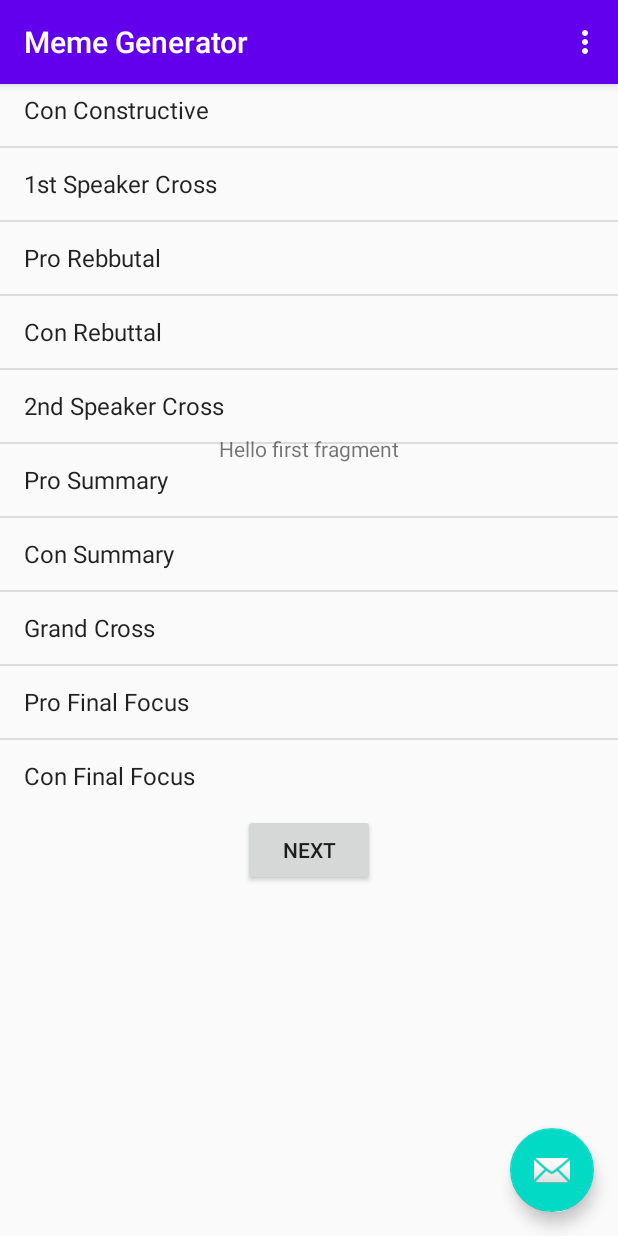
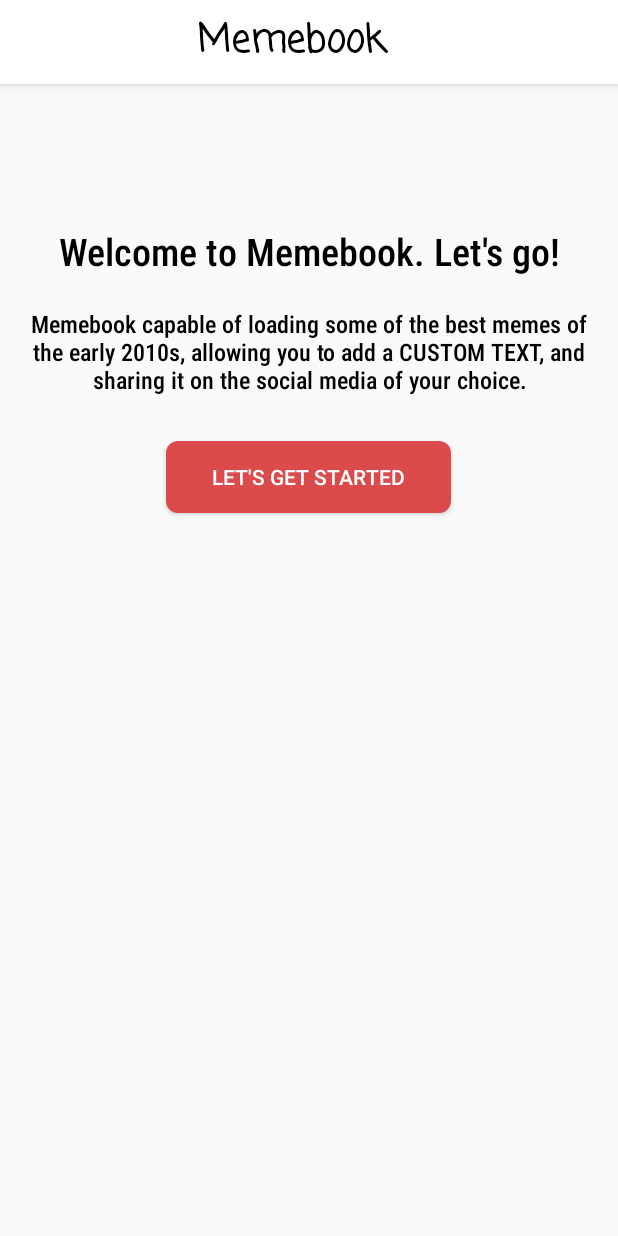
Before and after one commit to keerthanmahesh/Memebook, an Android app: the screen it shows after launch (MainActivity), on a phone screen of 412 x 824 dp. Run offline under Robolectric (Android 15) with nearby library versions, the phone set to English and light mode, and no system bars.

Commit message:
added landing page

```diff
--- a/app/src/main/java/com/example/memegenerator/MainActivity.java
+++ b/app/src/main/java/com/example/memegenerator/MainActivity.java
@@ -1,7 +1,9 @@
 package com.example.memegenerator;
+import android.content.Intent;
 import android.os.Build;
 import android.os.Bundle;
 
+import com.example.memegenerator.APIResponse.MainResponse;
 import com.google.android.material.floatingactionbutton.FloatingActionButton;
 import com.google.android.material.snackbar.Snackbar;
 
@@ -13,17 +15,10 @@ import android.util.Log;
 import android.view.View;
 import android.view.Menu;
 import android.view.MenuItem;
-import android.widget.ListView;
-
-import java.io.IOException;
-import java.util.Objects;
-
-import okhttp3.HttpUrl;
-import okhttp3.OkHttpClient;
+import android.widget.Button;
 
 public class MainActivity extends AppCompatActivity {
 
-    int pageNumber = 1;
     private static final String TAG = "MainActivity";
 
     @Override
@@ -33,19 +28,15 @@ public class MainActivity extends AppCompatActivity {
         setContentView(R.layout.activity_main);
         Toolbar toolbar = findViewById(R.id.toolbar);
         setSupportActionBar(toolbar);
-        // AndroidNetworking.initialize(getApplicationContext());
 
-
-        FloatingActionButton fab = findViewById(R.id.fab);
-        fab.setOnClickListener(new View.OnClickListener() {
+        Button button = findViewById(R.id.button);
+        button.setOnClickListener(new View.OnClickListener() {
             @Override
             public void onClick(View view) {
-                Snackbar.make(view, "Replace with your own action", Snackbar.LENGTH_LONG)
-                        .setAction("Action", null).show();
+                Intent intent = new Intent(MainActivity.this, MemesDisplayActivity.class);
+                startActivity(intent);
             }
         });
-
-        ListView listview = (ListView) findViewById(R.id.listView1);
     }
 
     @Override
@@ -69,21 +60,4 @@ public class MainActivity extends AppCompatActivity {
 
         return super.onOptionsItemSelected(item);
     }
-
-    @RequiresApi(api = Build.VERSION_CODES.KITKAT)
-    public String getContents() {
-        Log.i(TAG, "Entered get contents function");
-        OkHttpClient client = new OkHttpClient();
-        HttpUrl.Builder urlBuilder = Objects.requireNonNull(HttpUrl.parse("http://alpha-meme-maker.herokuapp.com/" + pageNumber)).newBuilder();
-        String url = urlBuilder.build().toString();
-
-        try {
-            String response = APICall.GET(client, url);
-            return response;
-        } catch (IOException e) {
-            e.printStackTrace();
-        }
-
-        return null;
-    }
 }
--- /dev/null
+++ b/app/src/main/res/drawable/roundedbutton.xml
@@ -0,0 +1,9 @@
+<?xml version="1.0" encoding="utf-8"?>
+<shape xmlns:android="http://schemas.android.com/apk/res/android"
+    android:shape="rectangle">
+    <solid android:color="@color/red" />
+    <corners android:bottomRightRadius="8dp"
+        android:bottomLeftRadius="8dp"
+        android:topRightRadius="8dp"
+        android:topLeftRadius="8dp" />
+</shape>
--- a/app/src/main/res/layout/activity_main.xml
+++ b/app/src/main/res/layout/activity_main.xml
@@ -1,5 +1,6 @@
 <?xml version="1.0" encoding="utf-8"?>
-<androidx.coordinatorlayout.widget.CoordinatorLayout xmlns:android="http://schemas.android.com/apk/res/android"
+<RelativeLayout
+    xmlns:android="http://schemas.android.com/apk/res/android"
     xmlns:app="http://schemas.android.com/apk/res-auto"
     xmlns:tools="http://schemas.android.com/tools"
     android:layout_width="match_parent"
@@ -15,28 +16,63 @@
             android:id="@+id/toolbar"
             android:layout_width="match_parent"
             android:layout_height="?attr/actionBarSize"
-            android:background="?attr/colorPrimary"
-            app:popupTheme="@style/AppTheme.PopupOverlay" />
+            android:background="@color/white"
+            app:popupTheme="@style/AppTheme.PopupOverlay"
+            android:gravity="center" >
+
+            <TextView
+                android:id="@+id/toolbar_title"
+                android:layout_width="match_parent"
+                android:layout_height="match_parent"
+                android:text="@string/app_name"
+                android:textColor="@color/black"
+                android:textAlignment="center"
+                android:gravity="center"
+                android:textSize="25sp"
+                android:textStyle="bold"
+                android:fontFamily="casual" />
+
+        </androidx.appcompat.widget.Toolbar>
 
     </com.google.android.material.appbar.AppBarLayout>
 
-    <include layout="@layout/content_main" />
-
-    <ListView
-        android:id="@+id/listView1"
+    <TextView
+        android:id="@+id/intro_textView"
         android:layout_width="match_parent"
         android:layout_height="wrap_content"
-        android:layout_alignParentLeft="true"
-        android:layout_alignParentTop="true"
-        android:entries="@array/sections" >
-    </ListView>
+        android:text="@string/intro"
+        android:textColor="@color/black"
+        android:textAlignment="center"
+        android:textSize="25sp"
+        android:fontFamily="sans-serif-condensed-medium"
+        android:gravity="center"
+        android:layout_marginTop="150sp" />
 
-    <com.google.android.material.floatingactionbutton.FloatingActionButton
-        android:id="@+id/fab"
-        android:layout_width="wrap_content"
+    <TextView
+        android:id="@+id/intro__content_textView"
+        android:layout_width="match_parent"
         android:layout_height="wrap_content"
-        android:layout_gravity="bottom|end"
-        android:layout_margin="@dimen/fab_margin"
-        app:srcCompat="@android:drawable/ic_dialog_email" />
+        android:text="@string/intro_content"
+        android:textColor="@color/black"
+        android:textAlignment="center"
+        android:textSize="16sp"
+        android:fontFamily="sans-serif-condensed-medium"
+        android:gravity="center"
+        android:layout_below="@+id/intro_textView"
+        android:padding="20sp"/>
 
-</androidx.coordinatorlayout.widget.CoordinatorLayout>
+    <Button
+        android:id="@+id/button"
+        android:layout_width="190sp"
+        android:layout_height="wrap_content"
+        android:text="@string/lets_get_started"
+        android:textColor="@color/white"
+        android:layout_below="@+id/intro__content_textView"
+        android:layout_marginTop="10sp"
+        android:gravity="center"
+        android:textAlignment="center"
+        android:layout_centerHorizontal="true"
+        android:background="@drawable/roundedbutton"
+        />
+
+</RelativeLayout>
--- a/app/src/main/res/values/colors.xml
+++ b/app/src/main/res/values/colors.xml
@@ -3,4 +3,7 @@
     <color name="colorPrimary">#6200EE</color>
     <color name="colorPrimaryDark">#3700B3</color>
     <color name="colorAccent">#03DAC5</color>
+    <color name="white">#FFFFFF</color>
+    <color name="black">#000000</color>
+    <color name="red">#db4b4b</color>
 </resources>
--- a/app/src/main/res/values/strings.xml
+++ b/app/src/main/res/values/strings.xml
@@ -1,5 +1,5 @@
 <resources>
-    <string name="app_name">Meme Generator</string>
+    <string name="app_name">Memebook</string>
     <string name="action_settings">Settings</string>
     <!-- Strings used for fragments for navigation -->
     <string name="first_fragment_label">First Fragment</string>
@@ -9,4 +9,8 @@
 
     <string name="hello_first_fragment">Hello first fragment</string>
     <string name="hello_second_fragment">Hello second fragment. Arg: %1$s</string>
+
+    <string name="intro">Welcome to Memebook. Let\'s go!</string>
+    <string name="intro_content">Memebook capable of loading some of the best memes of the early 2010s, allowing you to add a CUSTOM TEXT, and sharing it on the social media of your choice.</string>
+    <string name="lets_get_started">Let\'s get started</string>
 </resources>
```
Also changed, not shown: app/build.gradle (+6 -1 lines), app/src/main/AndroidManifest.xml (+11 -0 lines), app/src/main/java/com/example/memegenerator/APICall.java (+12 -8 lines), app/src/main/java/com/example/memegenerator/ListItemDetail.java (deleted, +0 -48 lines), app/src/main/java/com/example/memegenerator/MemesDisplayActivity.java (added, +12 -0 lines), app/src/main/res/layout/memes_display.xml (renamed from app/src/main/res/layout/activity_listitem.xml, +5 -4 lines).
